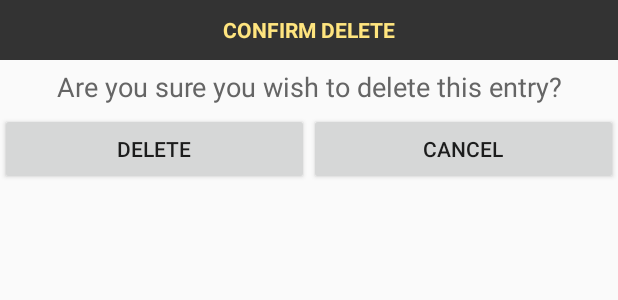
After one commit to TREXAPP/racetracker, an Android app: the layout alert_delete.xml on its own in the app's theme, with its tools: preview values and no code run, on a phone screen of 412 x 824 dp. The commit adds this screen. Shown: the top 300 px of the screen. Run offline under Robolectric (Android 15) with nearby library versions, the phone set to English and light mode, and no system bars.

Commit message:
v.1.101 First fix after the event: - Removed pull of the entries, only push is left. Apparently pulling every single entry from the database to every device is slowing the devices to a point of not being usable anymore. Further changes will be needed, as this implies other unforseen changes. Some testing will be neccessary. - Added a delete confirmation popup, as apparently (from the event experience) it is fairly easy to delete an entry unintentionally. More changes issues are pending to be fixed/improved, that were discovered during the event. ---- TODO for the future releases (notes from before the event): - Try to fix the visual bug that shows double entries.

```diff
--- a/app/src/main/java/com/trex/racetracker/ActiveRacersAdapter.java
+++ b/app/src/main/java/com/trex/racetracker/ActiveRacersAdapter.java
@@ -33,9 +33,7 @@ class ActiveRacersAdapter extends ArrayAdapter<ActiveRacerObj> {
         TextView tvCountry = (TextView) customView.findViewById(R.id.tvCountry);
         TextView tvAge = (TextView) customView.findViewById(R.id.tvAge);
         TextView tvGender = (TextView) customView.findViewById(R.id.tvGender);
-        TextView tvTimeLast = (TextView) customView.findViewById(R.id.tvTimeLast);
         TextView tvCPNo = (TextView) customView.findViewById(R.id.tvCPNo);
-        TextView tvCPName = (TextView) customView.findViewById(R.id.tvCPName);
         LinearLayout llName = (LinearLayout) customView.findViewById(R.id.llName);
 
         if (activeRacerObj != null) {
@@ -50,9 +48,7 @@ class ActiveRacersAdapter extends ArrayAdapter<ActiveRacerObj> {
             }
 
             tvGender.setText(activeRacerObj.getGender());
-            tvTimeLast.setText(activeRacerObj.getTimeLast());
             tvCPNo.setText(activeRacerObj.getCPNo());
-            tvCPName.setText(activeRacerObj.getCPName());
             if (activeRacerObj.getTimeLast().equals("") || activeRacerObj.getTimeLast() != null) {
                 tvBIB.setBackgroundColor(Color.parseColor("#007ACC"));
                 llName.setBackgroundColor(Color.parseColor("#007ACC"));
--- a/app/src/main/java/com/trex/racetracker/ActiveRacersExpandableAdapter.java
+++ b/app/src/main/java/com/trex/racetracker/ActiveRacersExpandableAdapter.java
@@ -116,9 +116,7 @@ public class ActiveRacersExpandableAdapter extends BaseExpandableListAdapter {
         TextView tvCountry = (TextView) convertView.findViewById(R.id.tvCountry);
         TextView tvAge = (TextView) convertView.findViewById(R.id.tvAge);
         TextView tvGender = (TextView) convertView.findViewById(R.id.tvGender);
-        TextView tvTimeLast = (TextView) convertView.findViewById(R.id.tvTimeLast);
         TextView tvCPNo = (TextView) convertView.findViewById(R.id.tvCPNo);
-        TextView tvCPName = (TextView) convertView.findViewById(R.id.tvCPName);
         LinearLayout llName = (LinearLayout) convertView.findViewById(R.id.llName);
 
         if (activeRacerObj != null) {
@@ -132,9 +130,6 @@ public class ActiveRacersExpandableAdapter extends BaseExpandableListAdapter {
                 tvAge.setText(String.valueOf(activeRacerObj.getAge()));
             }
             tvGender.setText(activeRacerObj.getGender());
-            tvTimeLast.setText(activeRacerObj.getTimeLast());
-            tvCPNo.setText(activeRacerObj.getCPNo());
-            tvCPName.setText(activeRacerObj.getCPName());
         }
         return convertView;
     }
--- a/app/src/main/java/com/trex/racetracker/DbMethods.java
+++ b/app/src/main/java/com/trex/racetracker/DbMethods.java
@@ -448,11 +448,12 @@ public class DbMethods {
         contentValues.put("Synced","0");
         if (deleteBtnMode == EntriesInputListAdapter.RESTORE) {
             contentValues.put("Valid","1");
+            contentValues.put("ReasonInvalid","Code 04: Restored from deleted.");
         } else {
             contentValues.put("Valid","0");
+            contentValues.put("ReasonInvalid","Code 03: Manually deleted");
         }
 
-        contentValues.put("ReasonInvalid","Code 03: Manually deleted");
         int result = context.getContentResolver().update(uri, contentValues,whereClause,null);
         if (notifyChange) {
             context.getContentResolver().notifyChange(uri, null, false);
@@ -533,7 +534,7 @@ public class DbMethods {
         if (result == -1) return false;
         else return true;
     }
-
+/*
     public static boolean insertPulledEntries(Context context, JSONObject jsonString) {
         //SQLiteDatabase db = this.getWritableDatabase();
         Uri resultUri;
@@ -576,4 +577,5 @@ public class DbMethods {
         if (result.equals("-1")) return false;
         else return true;
     }
+*/
 }
--- a/app/src/main/java/com/trex/racetracker/StaticMethods.java
+++ b/app/src/main/java/com/trex/racetracker/StaticMethods.java
@@ -302,6 +302,7 @@ public class StaticMethods {
 
                 Cursor lastEntryRow = getLastEntryRow(context, cursorRacers.getString(6));
                 lastEntryRow.moveToFirst();
+                /*
                 if (lastEntryRow.getCount()>0) {
                     if (lastEntryRow.getString(0) != null && !lastEntryRow.getString(0).equals("null")) {
                         child.setTimeLast(lastEntryRow.getString(0).substring(11,19));
@@ -325,6 +326,7 @@ public class StaticMethods {
                     child.setCPNo("");
                     child.setCPName("");
                 }
+                */
                 lastEntryRow.close();
                 childList.add(child);
                 j++;
@@ -654,6 +656,7 @@ public class StaticMethods {
         }
         racesCursor.close();
 
+        /*
         //fill list with Control points
         Cursor CPCursor = getDistinctCPFromEntries(context,"Valid = 1");
         CPCursor.moveToFirst();
@@ -662,6 +665,7 @@ public class StaticMethods {
             CPCursor.moveToNext();
         }
         CPCursor.close();
+        */
 
         //ArrayAdapter<String> adapter = new ArrayAdapter<>(context,android.R.layout.simple_spinner_dropdown_item,list);
         ArrayAdapter<String> adapter = new ArrayAdapter<>(context,R.layout.spinner_item,list);
--- /dev/null
+++ b/app/src/main/res/layout/alert_delete.xml
@@ -0,0 +1,53 @@
+<LinearLayout xmlns:android="http://schemas.android.com/apk/res/android"
+    android:id="@+id/alert_delete"
+    android:layout_width="match_parent"
+    android:layout_height="wrap_content"
+    android:orientation="vertical">
+
+    <TextView
+        android:id="@+id/tvAlertDeleteTitle"
+        style="@android:style/Widget.DeviceDefault.Light.TextView"
+        android:layout_width="match_parent"
+        android:layout_height="40dp"
+        android:background="@color/colorPrimaryDark"
+        android:contentDescription="@string/app_name"
+        android:gravity="center"
+        android:scaleType="center"
+        android:text="Confirm Delete"
+        android:textAllCaps="true"
+        android:textColor="@color/colorPrimaryLighest"
+        android:textStyle="bold" />
+
+    <TextView
+        android:id="@+id/tvErrorDelete"
+        android:layout_width="match_parent"
+        android:layout_height="wrap_content"
+        android:gravity="center"
+        android:padding="5dp"
+        android:text="Are you sure you wish to delete this entry?"
+        android:textAppearance="@style/TextAppearance.AppCompat"
+        android:textColor="@color/colorDarkGray"
+        android:textSize="18sp" />
+
+    <LinearLayout
+        android:layout_width="match_parent"
+        android:layout_height="match_parent"
+        android:orientation="horizontal">
+
+        <Button
+            android:id="@+id/btnDeleteFinal"
+            android:layout_width="match_parent"
+            android:layout_height="wrap_content"
+            android:layout_weight="1"
+            android:text="Delete" />
+
+        <Button
+            android:id="@+id/btnCancelDelete"
+            android:layout_width="match_parent"
+            android:layout_height="wrap_content"
+            android:layout_weight="1"
+            android:text="Cancel" />
+
+    </LinearLayout>
+
+</LinearLayout>
```
Also changed, not shown: app/src/main/java/com/trex/racetracker/ActiveRacerObj.java (+0 -7 lines), app/src/main/java/com/trex/racetracker/EntriesInputListAdapter.java (+13 -2 lines), app/src/main/java/com/trex/racetracker/EntriesListAdapter.java (+15 -3 lines), app/src/main/java/com/trex/racetracker/MainActivity.java (+4 -4 lines), app/src/main/java/com/trex/racetracker/SyncAdapter.java (+6 -12 lines), app/src/main/java/com/trex/racetracker/SyncEntriesWorker.java (+5 -5 lines), app/src/main/java/layout/DeleteEntryDialog.java (added, +137 -0 lines), app/src/main/res/layout/row_racers.xml (+1 -54 lines).
